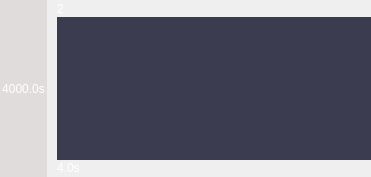
Old version of the form src/narrative/SlideScrollItem.ui in the repository IDREsandbox/vsim.
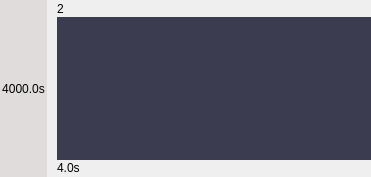
New version of the form.

The edit to the form file:
```diff
--- a/src/narrative/SlideScrollItem.ui
+++ b/src/narrative/SlideScrollItem.ui
@@ -13,10 +13,6 @@
   <property name="windowTitle">
    <string>Form</string>
   </property>
-  <property name="styleSheet">
-   <string notr="true">background-color: none;
-color: rgb(255, 255, 255);</string>
-  </property>
   <layout class="QHBoxLayout" name="horizontal_layout" stretch="0,16">
    <property name="spacing">
     <number>10</number>
```
